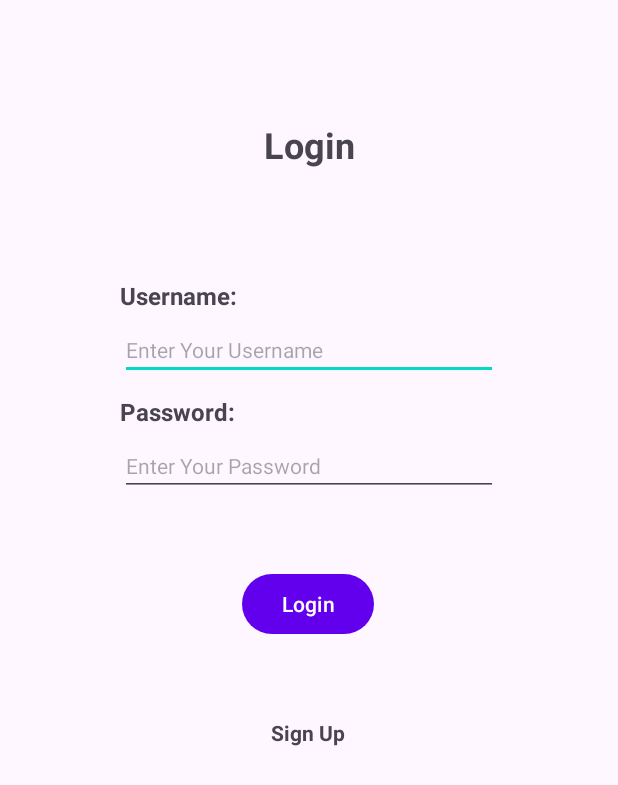
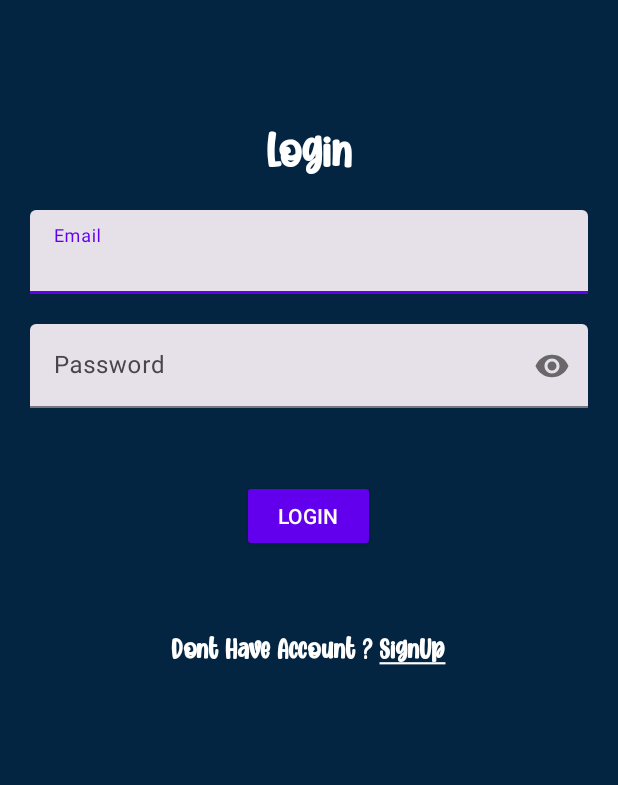
Before and after one commit to aldi7id/SimpleAPIApp, an Android app: the screen it shows after launch (MainActivity), on a phone screen of 412 x 824 dp. Shown: the top 785 px of the screen. Run offline under Robolectric (Android 15) with nearby library versions, the light colour scheme and no system bars; our stand-ins replace Room's generated code, data binding.

Commit message:
layoutung login fragment

```diff
--- a/app/src/main/java/com/ajgroup/themoviedbapp/login/LoginFragment.kt
+++ b/app/src/main/java/com/ajgroup/themoviedbapp/login/LoginFragment.kt
@@ -100,7 +100,7 @@ class LoginFragment : Fragment() {
     private fun navigateUserDetails() {
         Log.i("MYTAG","insidisplayUsersList")
         val editor: SharedPreferences.Editor = sharedPreferences!!.edit()
-        editor.putString("user_key", binding.userNameTextField.text.toString())
+        editor.putString("user_key", binding.etEmailTextfield.text.toString())
         editor.apply()
         val action = LoginFragmentDirections.actionLoginFragmentToHomeFragment()
         NavHostFragment.findNavController(this).navigate(action)
--- a/app/src/main/res/layout/fragment_register.xml
+++ b/app/src/main/res/layout/fragment_register.xml
@@ -14,6 +14,7 @@
         android:background="#032541"
         >
         <ImageView
+            android:contentDescription="@string/logo"
             android:id="@+id/iv_logo"
             android:layout_width="120dp"
             android:layout_height="120dp"
@@ -31,7 +32,7 @@
             style="@style/Widget.Material3.TextInputLayout.FilledBox"
             android:layout_width="0dp"
             android:layout_height="wrap_content"
-            android:hint="First Name"
+            android:hint="@string/first_name"
             android:layout_marginStart="20dp"
             android:layout_marginEnd="20dp"
             android:layout_marginTop="20dp"
@@ -53,7 +54,7 @@
             style="@style/Widget.Material3.TextInputLayout.FilledBox"
             android:layout_width="0dp"
             android:layout_height="wrap_content"
-            android:hint="Last Name"
+            android:hint="@string/last_name"
             android:layout_marginStart="20dp"
             android:layout_marginEnd="20dp"
             android:layout_marginTop="20dp"
@@ -74,7 +75,7 @@
             style="@style/Widget.Material3.TextInputLayout.FilledBox"
             android:layout_width="0dp"
             android:layout_height="wrap_content"
-            android:hint="Email"
+            android:hint="@string/email"
             android:layout_marginStart="20dp"
             android:layout_marginEnd="20dp"
             android:layout_marginTop="20dp"
@@ -83,7 +84,7 @@
             <com.google.android.material.textfield.TextInputEditText
                 android:layout_width="match_parent"
                 android:layout_height="wrap_content"
-                android:inputType="textPersonName"
+                android:inputType="textEmailAddress"
                 android:text="@={myViewModel.inputUsername}"
                 />
         </com.google.android.material.textfield.TextInputLayout>
@@ -95,7 +96,7 @@
             style="@style/Widget.Material3.TextInputLayout.FilledBox"
             android:layout_width="0dp"
             android:layout_height="wrap_content"
-            android:hint="Password"
+            android:hint="@string/password"
             android:layout_marginStart="20dp"
             android:layout_marginEnd="20dp"
             android:layout_marginTop="20dp"
@@ -117,7 +118,7 @@
             style="@style/Widget.Material3.TextInputLayout.FilledBox"
             android:layout_width="0dp"
             android:layout_height="wrap_content"
-            android:hint="Re-Password"
+            android:hint="@string/re_password"
             android:layout_marginStart="20dp"
             android:layout_marginEnd="20dp"
             android:layout_marginTop="20dp"
@@ -138,7 +139,7 @@
             android:layout_marginTop="20dp"
             android:layout_width="match_parent"
             android:layout_height="wrap_content"
-            android:text="Submit"
+            android:text="@string/sign_up"
             android:onClick="@{()->myViewModel.sumbitButton()}"
             style="@style/Widget.AppCompat.Button"
             app:layout_constraintTop_toBottomOf="@id/et_re_password"
--- a/app/src/main/res/layout/login_fragment.xml
+++ b/app/src/main/res/layout/login_fragment.xml
@@ -12,7 +12,7 @@
     <androidx.constraintlayout.widget.ConstraintLayout
         android:layout_width="match_parent"
         android:layout_height="match_parent"
-
+        android:background="#032541"
         >
         <TextView
             android:id="@+id/textView"
@@ -21,82 +21,63 @@
             android:layout_marginStart="80dp"
             android:layout_marginTop="80dp"
             android:layout_marginEnd="80dp"
-            android:text="Login"
-            android:textSize="24sp"
+            android:text="@string/login"
+            android:textColor="#ffff"
+            android:fontFamily="@font/matcha"
+            android:textSize="34sp"
             android:textStyle="bold"
             app:layout_constraintEnd_toEndOf="parent"
             app:layout_constraintHorizontal_bias="0.5"
             app:layout_constraintStart_toStartOf="parent"
             app:layout_constraintTop_toTopOf="parent" />
-
-        <TextView
-            android:id="@+id/userNameTextView"
+        <com.google.android.material.textfield.TextInputLayout
+            app:layout_constraintStart_toStartOf="parent"
+            app:layout_constraintTop_toBottomOf="@id/textView"
+            app:layout_constraintEnd_toEndOf="parent"
+            android:id="@+id/et_email"
+            style="@style/Widget.Material3.TextInputLayout.FilledBox"
             android:layout_width="0dp"
             android:layout_height="wrap_content"
-            android:layout_marginStart="80dp"
-            android:layout_marginTop="73dp"
-            android:layout_marginEnd="80dp"
-            android:text="Username:"
-            android:textAlignment="viewStart"
-            android:textSize="16sp"
-            android:textStyle="bold"
+            android:hint="@string/email"
+            android:layout_marginStart="20dp"
+            android:layout_marginEnd="20dp"
+            android:layout_marginTop="20dp"
+            >
+
+            <com.google.android.material.textfield.TextInputEditText
+                android:id="@+id/et_email_textfield"
+                android:layout_width="match_parent"
+                android:layout_height="wrap_content"
+                android:inputType="textPersonName"
+                android:text="@={myLoginViewModel.inputUsername}"
+                />
+        </com.google.android.material.textfield.TextInputLayout>
+        <com.google.android.material.textfield.TextInputLayout
+            app:layout_constraintStart_toStartOf="parent"
+            app:layout_constraintTop_toBottomOf="@id/et_email"
             app:layout_constraintEnd_toEndOf="parent"
-            app:layout_constraintHorizontal_bias="0.5"
-            app:layout_constraintStart_toStartOf="parent"
-            app:layout_constraintTop_toBottomOf="@+id/textView" />
-
-        <TextView
-            android:id="@+id/passwordTextView"
+            android:id="@+id/et_password"
+            style="@style/Widget.Material3.TextInputLayout.FilledBox"
             android:layout_width="0dp"
             android:layout_height="wrap_content"
-            android:layout_marginStart="80dp"
-            android:layout_marginTop="10dp"
-            android:layout_marginEnd="80dp"
-            android:text="Password:"
-            android:textAlignment="viewStart"
-            android:textSize="16sp"
-            android:textStyle="bold"
-            app:layout_constraintEnd_toEndOf="parent"
-            app:layout_constraintHorizontal_bias="0.0"
-            app:layout_constraintStart_toStartOf="parent"
-            app:layout_constraintTop_toBottomOf="@+id/userNameTextField" />
+            android:hint="@string/password"
+            android:layout_marginStart="20dp"
+            android:layout_marginEnd="20dp"
+            android:layout_marginTop="20dp"
+            app:passwordToggleEnabled="true"
+            >
 
-        <EditText
-            android:id="@+id/userNameTextField"
-            android:layout_width="0dp"
-            android:layout_height="wrap_content"
-            android:layout_marginStart="80dp"
-            android:layout_marginTop="5dp"
-            android:layout_marginEnd="80dp"
-            android:ems="10"
-            android:hint="Enter Your Username"
-            android:importantForAutofill="no"
-            android:inputType="textPersonName"
-            android:text="@={myLoginViewModel.inputUsername}"
-            android:textSize="14sp"
-            app:layout_constraintEnd_toEndOf="parent"
-            app:layout_constraintStart_toStartOf="parent"
-            app:layout_constraintTop_toBottomOf="@+id/userNameTextView" />
+            <com.google.android.material.textfield.TextInputEditText
+                android:layout_width="match_parent"
+                android:layout_height="wrap_content"
+                android:inputType="textPassword"
+                android:text="@={myLoginViewModel.inputPassword}"
 
-        <EditText
-            android:id="@+id/passwordTextField"
-            android:layout_width="0dp"
-            android:layout_height="wrap_content"
-            android:layout_marginStart="80dp"
-            android:layout_marginTop="5dp"
-            android:layout_marginEnd="80dp"
-            android:ems="10"
-            android:hint="Enter Your Password"
-            android:importantForAutofill="no"
-            android:inputType="textPersonName"
-            android:text="@={myLoginViewModel.inputPassword}"
-            android:textSize="14sp"
-            app:layout_constraintEnd_toEndOf="parent"
-            app:layout_constraintHorizontal_bias="0.0"
-            app:layout_constraintStart_toStartOf="parent"
-            app:layout_constraintTop_toBottomOf="@+id/passwordTextView" />
+                />
+        </com.google.android.material.textfield.TextInputLayout>
 
         <Button
+            style="@style/Widget.AppCompat.Button"
             android:id="@+id/submitButton"
             android:layout_width="wrap_content"
             android:layout_height="wrap_content"
@@ -104,18 +85,21 @@
             android:layout_marginTop="48dp"
             android:layout_marginEnd="16dp"
             android:onClick="@{()->myLoginViewModel.loginButton()}"
-            android:text="Login"
+            android:text="@string/login"
             app:layout_constraintEnd_toEndOf="parent"
             app:layout_constraintHorizontal_bias="0.498"
             app:layout_constraintStart_toStartOf="parent"
-            app:layout_constraintTop_toBottomOf="@+id/passwordTextField" />
+            app:layout_constraintTop_toBottomOf="@+id/et_password" />
 
         <TextView
             android:id="@+id/SignUpButton"
             android:layout_width="wrap_content"
             android:layout_height="wrap_content"
             android:layout_marginTop="52dp"
-            android:text="Sign Up"
+            android:text="@string/dont_have_account_signup"
+            android:textSize="20sp"
+            android:textColor="#ffff"
+            android:fontFamily="@font/matcha"
             android:textStyle="bold"
             android:onClick="@{()->myLoginViewModel.signUP()}"
             app:layout_constraintEnd_toEndOf="parent"
--- a/app/src/main/res/values/strings.xml
+++ b/app/src/main/res/values/strings.xml
@@ -2,4 +2,13 @@
     <string name="app_name">The Movie DB App</string>
     <!-- TODO: Remove or change this placeholder text -->
     <string name="hello_blank_fragment">Hello blank fragment</string>
+    <string name="logo">logo</string>
+    <string name="first_name">First Name</string>
+    <string name="last_name">Last Name</string>
+    <string name="email">Email</string>
+    <string name="password">Password</string>
+    <string name="re_password">Re-Password</string>
+    <string name="sign_up">Sign Up</string>
+    <string name="login">Login</string>
+    <string name="dont_have_account_signup">Dont Have Account ? <u>SignUp</u></string>
 </resources>
```
Also changed, not shown: app/src/main/res/drawable/movie.png (added), app/src/main/res/font/matcha.ttf (added).
